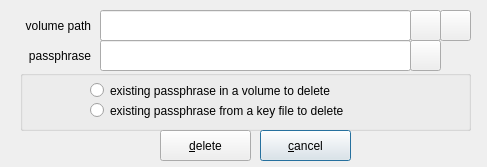
First picture: the form in zuluCrypt-gui/luksdeletekey.ui, repository mhogomchungu/zuluCrypt, before the edit.
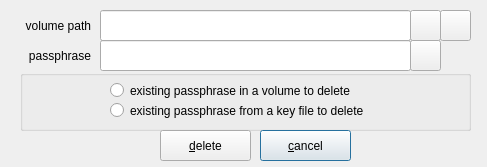
Second picture: the form after the edit.

What changed in the file:
```diff
--- a/zuluCrypt-gui/luksdeletekey.ui
+++ b/zuluCrypt-gui/luksdeletekey.ui
@@ -60,7 +60,7 @@
    <widget class="QRadioButton" name="rbPassphrase">
     <property name="geometry">
      <rect>
-      <x>70</x>
+      <x>90</x>
       <y>10</y>
       <width>311</width>
       <height>21</height>
@@ -73,7 +73,7 @@
    <widget class="QRadioButton" name="rbPassphraseFromFile">
     <property name="geometry">
      <rect>
-      <x>70</x>
+      <x>90</x>
       <y>30</y>
       <width>301</width>
       <height>21</height>
```
